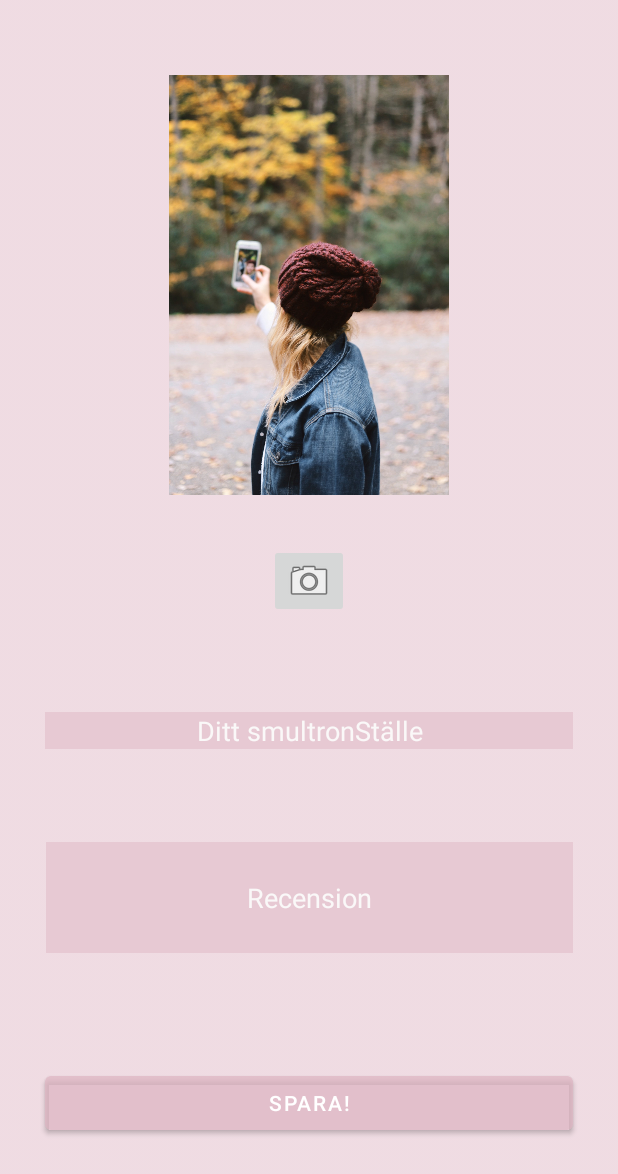
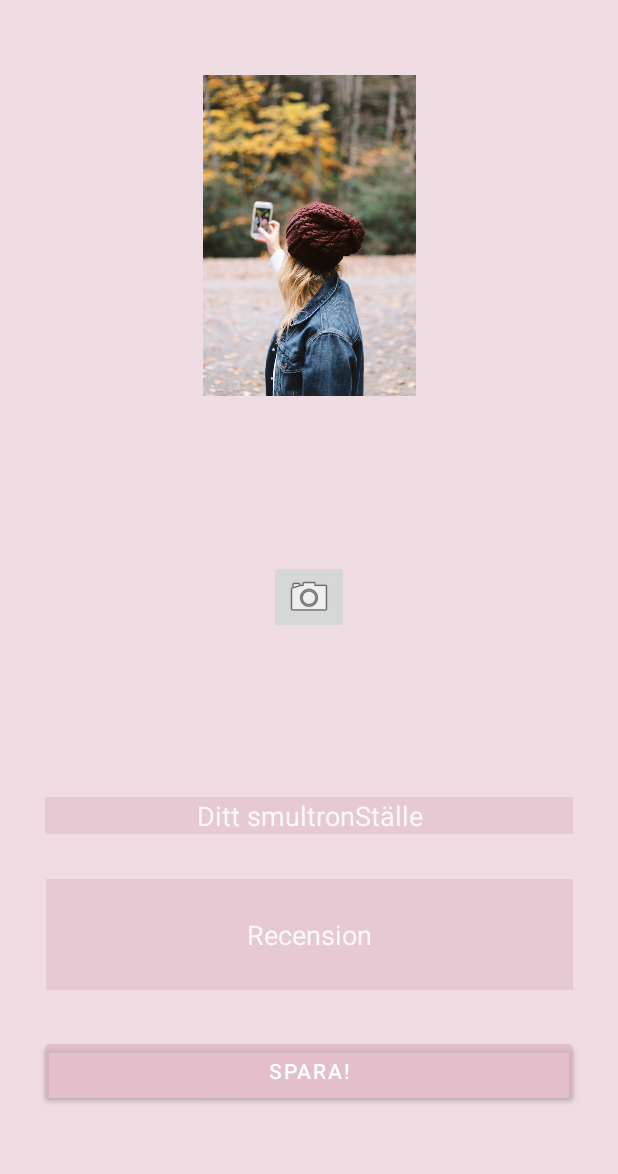
Before and after one commit to alex88g/SmultronStallet, an Android app: the CameraActivity screen opened directly, with no data from a screen before it, on a phone screen of 412 x 824 dp. Shown: the top 1174 px of the screen. Run offline under Robolectric (Android 15) with nearby library versions, the phone set to English and light mode, and no system bars; our stand-ins replace Firebase (no records; nobody signed in at launch, a user with empty details on screens opened directly).

Commit message:
last merge

```diff
--- a/app/src/main/res/layout/fragment_review.xml
+++ b/app/src/main/res/layout/fragment_review.xml
@@ -11,8 +11,8 @@
 
     <ImageView
         android:id="@+id/imageView"
-        android:layout_width="321dp"
-        android:layout_height="280dp"
+        android:layout_width="278dp"
+        android:layout_height="214dp"
         android:layout_marginStart="30dp"
         android:layout_marginTop="50dp"
         android:layout_marginEnd="30dp"
@@ -23,14 +23,13 @@
         app:layout_constraintTop_toTopOf="parent" />
 
 
-
     <com.google.android.material.textfield.TextInputEditText
         android:id="@+id/DittsmultronPlace1"
         android:layout_width="match_parent"
         android:layout_height="wrap_content"
         android:layout_marginStart="30dp"
-        android:layout_marginTop="30dp"
         android:layout_marginEnd="30dp"
+        android:layout_marginBottom="30dp"
         android:background="#75DDB2C1"
         android:gravity="center"
         android:hint="Ditt smultronStälle"
@@ -39,17 +38,16 @@
         app:layout_constraintEnd_toEndOf="parent"
         app:layout_constraintHorizontal_bias="0.0"
         app:layout_constraintStart_toStartOf="parent"
-        app:layout_constraintTop_toBottomOf="@id/cameraButtonSmultron"
         tools:ignore="TouchTargetSizeCheck" />
 
     <com.google.android.material.textfield.TextInputEditText
         android:id="@+id/ReviewS"
+        ignore="TouchTargetSizeCheck"
         android:layout_width="351dp"
         android:layout_height="74dp"
         android:layout_marginStart="30dp"
-        android:layout_marginTop="30dp"
         android:layout_marginEnd="30dp"
-        android:layout_marginBottom="32dp"
+        android:layout_marginBottom="30dp"
         android:background="#75DDB2C1"
         android:gravity="center"
         android:hint="Recension"
@@ -57,31 +55,29 @@
         app:layout_constraintBottom_toTopOf="@+id/buttonSmultronSave"
         app:layout_constraintEnd_toEndOf="parent"
         app:layout_constraintHorizontal_bias="0.6"
-        app:layout_constraintStart_toStartOf="parent"
-        app:layout_constraintTop_toBottomOf="@+id/DittsmultronPlace1"
-        ignore="TouchTargetSizeCheck" />
+        app:layout_constraintStart_toStartOf="parent" />
 
     <Button
         android:id="@+id/buttonSmultronSave"
         android:layout_width="match_parent"
         android:layout_height="wrap_content"
         android:layout_marginStart="30dp"
-        android:layout_marginTop="11dp"
         android:layout_marginEnd="30dp"
-        android:layout_marginBottom="32dp"
+        android:layout_marginBottom="86dp"
         android:backgroundTint="#75DDB2C1"
         android:text="Spara!"
         app:layout_constraintBottom_toBottomOf="parent"
         app:layout_constraintEnd_toEndOf="parent"
         app:layout_constraintHorizontal_bias="1.0"
         app:layout_constraintStart_toStartOf="parent"
-        app:layout_constraintTop_toBottomOf="@+id/ReviewS"
         tools:ignore="TextContrastCheck" />
 
     <ImageButton
         android:id="@+id/cameraButtonSmultron"
         android:layout_width="53dp"
         android:layout_height="49dp"
+        android:layout_marginTop="30dp"
+        android:layout_marginBottom="30dp"
         app:layout_constraintBottom_toTopOf="@+id/DittsmultronPlace1"
         app:layout_constraintEnd_toEndOf="parent"
         app:layout_constraintStart_toStartOf="parent"
```
